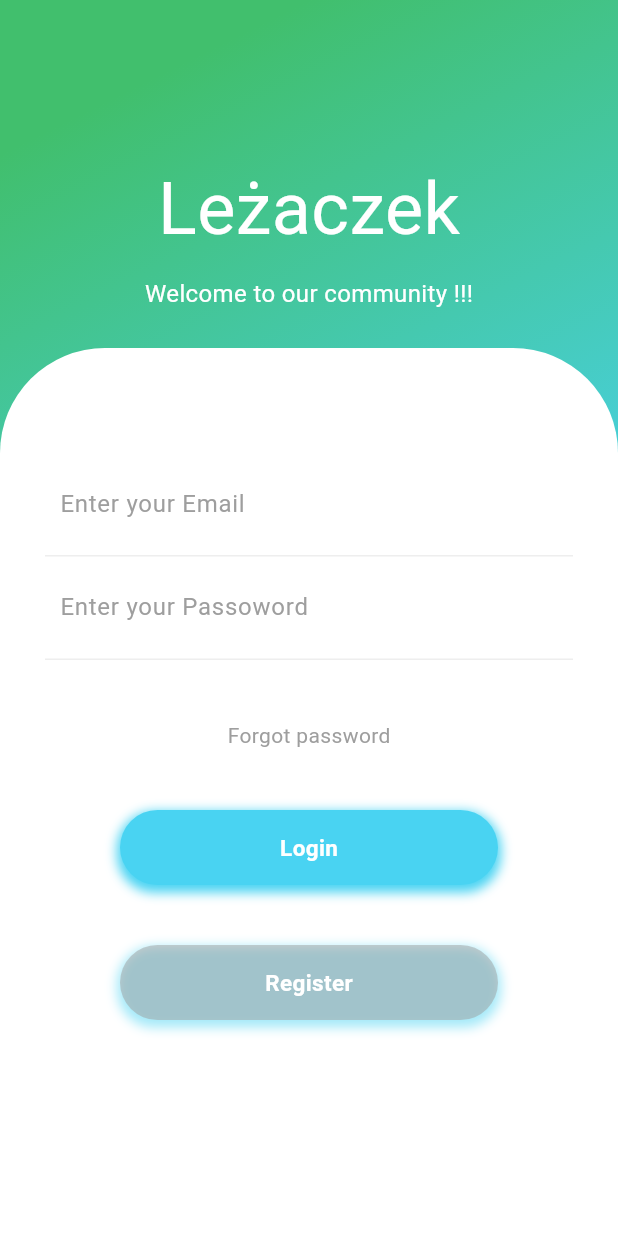
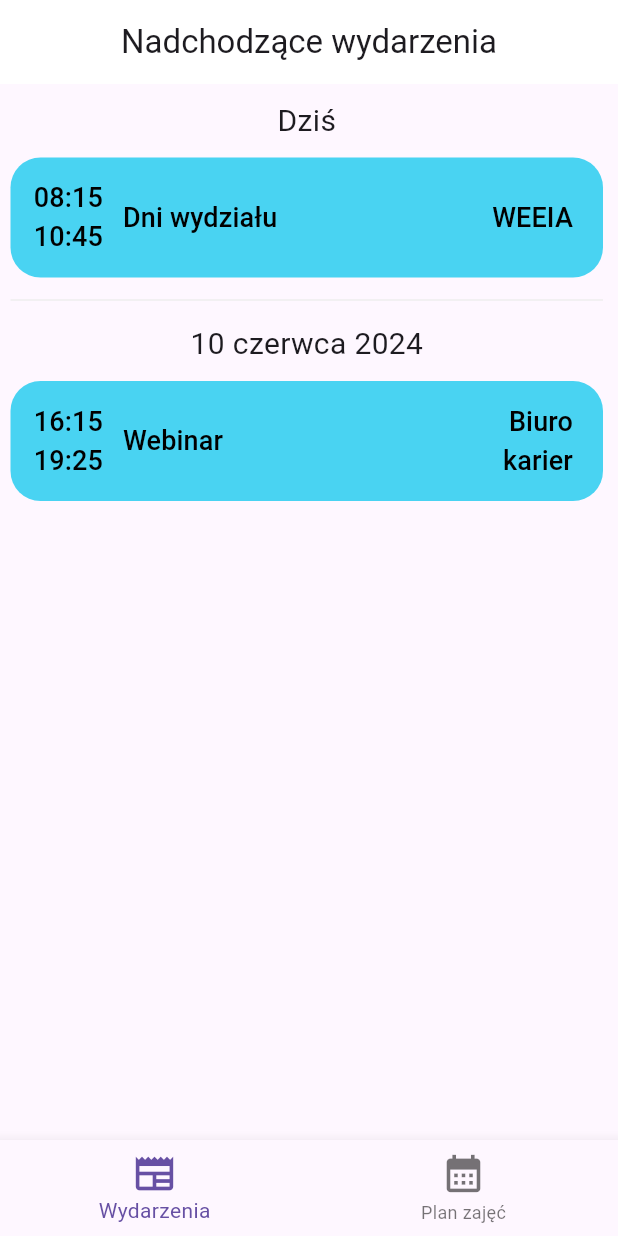
Before and after one commit to karomnii/Lezaczek, a Flutter app: the screen it shows after launch, after a tap on "Login", on a phone screen of 412 x 824 dp. Run offline on Flutter 3.47's test engine with Material 3 defaults, Android fonts, the phone set to English and light mode, and no system bars.

Commit message:
Incoming events feature with its buttons and descriptions, clickable bottom navigation bar

```diff
--- a/frontend/lib/Button.dart
+++ b/frontend/lib/Button.dart
@@ -1,38 +1,29 @@
 import 'package:flutter/material.dart';
-
+import 'incoming_events.dart';
 class Button extends StatelessWidget {
   @override
   Widget build(BuildContext context) {
-    return InkWell(
-      onTap: () {
-        // Tutaj możesz umieścić kod obsługujący kliknięcie przycisku
-        print("Button clicked!");
+    return
+      TextButton(
+        onPressed: () {
+          Navigator.of(context).push(
+              MaterialPageRoute(builder: (context) => IncomingEvents())
+          );
         },
-      child: Container(
-        height: 50,
-        margin: EdgeInsets.symmetric(horizontal: 50),
-        decoration: BoxDecoration(
-          color: Color.fromRGBO(73, 211, 242, 1),
-          borderRadius: BorderRadius.circular(25),
-          boxShadow: [
-            BoxShadow(
-              color: Color.fromRGBO(73, 211, 242, 1),
-              spreadRadius: 2,
-              blurRadius: 6,
-              offset: Offset(0, 3), // changes position of shadow
-            ),
-          ],
-        ),
-        child: Center(
         child: Text(
-            "Login",
+          'Login',
           style: TextStyle(
             color: Colors.white,
             fontSize: 15,
             fontWeight: FontWeight.bold,
           ),
         ),
+      style: TextButton.styleFrom(
+        backgroundColor: Colors.cyan[500],
+        shape: RoundedRectangleBorder(
+          borderRadius: BorderRadius.circular(10),
         ),
+        padding: EdgeInsets.symmetric(vertical: 10, horizontal: 80)
       ),
     );
   }
--- a/frontend/lib/Header.dart
+++ b/frontend/lib/Header.dart
@@ -4,7 +4,7 @@ class Header extends StatelessWidget {
   @override
   Widget build(BuildContext context) {
     return Padding(
-      padding: EdgeInsets.all(25),
+      padding: EdgeInsets.all(20),
       child: Column(
         crossAxisAlignment: CrossAxisAlignment.start,
         children: <Widget>[
@@ -13,7 +13,7 @@ class Header extends StatelessWidget {
               "Leżaczek",
               style: TextStyle(
                 color: Colors.white,
-                fontSize: 48,
+                fontSize: 45,
               ),
             ),
           ),
@@ -23,7 +23,7 @@ class Header extends StatelessWidget {
           Center(
             child: Text(
               "Welcome to our community !!!",
-              style: TextStyle(color: Colors.white, fontSize: 16),
+              style: TextStyle(color: Colors.white, fontSize: 18),
             ),
           )
         ],
--- a/frontend/lib/InputWrapper.dart
+++ b/frontend/lib/InputWrapper.dart
@@ -1,8 +1,7 @@
 import 'package:flutter/material.dart';
 
 import 'Button.dart';
-import 'Button2.dart';
-import 'InputField.dart';
+import '../InputField.dart';
 
 class InputWrapper extends StatelessWidget {
   @override
@@ -25,8 +24,6 @@ class InputWrapper extends StatelessWidget {
           ),
           SizedBox(height: 40,),
           Button(),
-          SizedBox(height: 40,),
-          Button2(),
         ],
       ),
     );
--- a/frontend/lib/LoginPage.dart
+++ b/frontend/lib/LoginPage.dart
@@ -23,8 +23,8 @@ class LoginPage extends StatelessWidget {
               decoration: BoxDecoration(
                   color: Colors.white,
                   borderRadius: BorderRadius.only(
-                    topLeft: Radius.circular(70),
-                    topRight: Radius.circular(70),
+                    topLeft: Radius.circular(100),
+                    topRight: Radius.circular(100),
                   )),
               child: InputWrapper(),
             ))
--- /dev/null
+++ b/frontend/lib/incoming_events.dart
@@ -0,0 +1,231 @@
+import 'package:flutter/material.dart';
+import 'event_page1.dart';
+import 'event_page2.dart';
+import 'calendar.dart';
+
+class IncomingEvents extends StatefulWidget {
+  const IncomingEvents({super.key});
+
+  @override
+  State<IncomingEvents> createState() => _IncomingEventsState();
+}
+
+class _IncomingEventsState extends State<IncomingEvents> {
+  int nextIndex = 0;
+  @override
+  Widget build(BuildContext context) {
+    return Scaffold(
+      appBar: AppBar(
+        automaticallyImplyLeading: false,
+        title: const Text(
+          'Nadchodzące wydarzenia',
+        ),
+        centerTitle: true,
+        scrolledUnderElevation: 0.0,
+        backgroundColor: Colors.white,
+      ),
+      body:
+        Expanded(
+          child: Padding(
+            padding: EdgeInsets.only(right: 3),
+            child: Scrollbar(
+              thumbVisibility: true,
+              thickness: 3,
+              radius: const Radius.circular(10),
+              child: SingleChildScrollView(
+                physics: BouncingScrollPhysics(),
+                child: Padding(
+                  padding: EdgeInsets.fromLTRB(7, 0, 7, 10),
+                  child: Column(
+                    crossAxisAlignment: CrossAxisAlignment.stretch,
+                    children: [
+                      Container(
+                        alignment: Alignment.center,
+                        padding: const EdgeInsets.symmetric(vertical: 10.0, horizontal: 0.0),
+                        child: const Text(
+                          'Dziś',
+                          style: TextStyle(fontSize: 20),
+                        ),
+                      ),
+                      Container(
+                          child: TextButton(
+                              onPressed: () {
+                                Navigator.of(context).push(
+                                  MaterialPageRoute(builder: (context) => EventPage1())
+                                );
+                              },
+                              style: TextButton.styleFrom(
+                                  shape: RoundedRectangleBorder(
+                                    borderRadius: BorderRadius.circular(20),
+                                  ),
+                                  backgroundColor: const Color(0xff49D3F2),
+                                  minimumSize: const Size(0, 80)
+                              ),
+                              child: const Row(
+                                mainAxisAlignment: MainAxisAlignment.spaceAround,
+                                children: [
+                                  Expanded(
+                                    flex: 1,
+                                    child: Column(
+                                      children: [
+                                        Text(
+                                          '08:15',
+                                          style: TextStyle(
+                                            fontSize: 18,
+                                            color: Colors.black,
+                                          ),
+                                        ),
+                                        Text(
+                                          '10:45',
+                                          style: TextStyle(
+                                            fontSize: 18,
+                                            color: Colors.black,
+                                          ),
+                                        ),
+                                      ],
+                                    ),
+                                  ),
+                                  Expanded(
+                                      flex: 4,
+                                      child: Padding(
+                                        padding: EdgeInsets.all(10),
+                                        child: Text(
+                                          'Dni wydziału',
+                                          style: TextStyle(
+                                            fontSize: 18,
+                                            color: Colors.black,
+                                          ),
+                                        ),
+                                      )
+                                  ),
+                                  Expanded(
+                                      flex: 2,
+                                      child: Padding(
+                                        padding: EdgeInsets.symmetric(horizontal: 8),
+                                        child: Text(
+                                          'WEEIA',
+                                          style: TextStyle(
+                                            fontSize: 18,
+                                            color: Colors.black,
+                                          ),
+                                          textAlign: TextAlign.right,
+                                        ),
+                                      )
+                                  )
+                                ],
+                              ))),
+                      Divider(
+                        color: Colors.grey[200],
+                        height: 30,
+                      ),
+                      Container(
+                        alignment: Alignment.center,
+                        padding: const EdgeInsets.only(bottom: 10),
+                        child: const Text(
+                          '10 czerwca 2024',
+                          style: TextStyle(fontSize: 20),
+                        ),
+                      ),
+                      Container(
+                          child: TextButton(
+                              onPressed: () {
+                                Navigator.of(context).push(
+                                    MaterialPageRoute(builder: (context) => EventPage2())
+                                );
+                              },
+                              style: TextButton.styleFrom(
+                                  shape: RoundedRectangleBorder(
+                                    borderRadius: BorderRadius.circular(20),
+                                  ),
+                                  backgroundColor: const Color(0xff49D3F2),
+                                  minimumSize: const Size(0, 80)
+                              ),
+                              child: const Row(
+                                mainAxisAlignment: MainAxisAlignment.spaceAround,
+                                children: [
+                                  Expanded(
+                                    flex: 1,
+                                    child: Column(
+                                      children: [
+                                        Text(
+                                          '16:15',
+                                          style: TextStyle(
+                                            fontSize: 18,
+                                            color: Colors.black,
+                                          ),
+                                        ),
+                                        Text(
+                                          '19:25',
+                                          style: TextStyle(
+                                            fontSize: 18,
+                                            color: Colors.black,
+                                          ),
+                                        ),
+                                      ],
+                                    ),
+                                  ),
+                                  Expanded(
+                                      flex: 4,
+                                      child: Padding(
+                                        padding: EdgeInsets.all(10),
+                                        child: Text(
+                                          'Webinar',
+                                          style: TextStyle(
+                                            fontSize: 18,
+                                            color: Colors.black,
+                                          ),
+                                        ),
+                                      )
+                                  ),
+                                  Expanded(
+                                      flex: 2,
+                                      child: Padding(
+                                        padding: EdgeInsets.symmetric(horizontal: 8),
+                                        child: Text(
+                                          'Biuro karier',
+                                          style: TextStyle(
+                                            fontSize: 18,
+                                            color: Colors.black,
+                                          ),
+                                          textAlign: TextAlign.right,
+                                        ),
+                                      )
+                                  )
+                                ],
+                              )
+                          )
+                      ),
+                    ],
+                  ),
+                )
+              ),
+            ),
+          )
+        ),
+      bottomNavigationBar: BottomNavigationBar(
+        onTap: (index){
+          setState(() {
+            nextIndex = index;
+          });
+        },
+        currentIndex: nextIndex,
+        items: const [
+          BottomNavigationBarItem(
+              icon: Icon(
+                Icons.newspaper,
+                size: 30,
+              ),
+              label: 'Wydarzenia'
+          ),
+          BottomNavigationBarItem(
+              icon: Icon(
+                Icons.calendar_month,
+                size: 30,
+              ),
+              label: 'Plan zajęć'
+          )
+        ],
+      ),
+    );
+  }
+}
```
Also changed, not shown: frontend/lib/calendar.dart (added, +37 -0 lines), frontend/lib/event_page1.dart (added, +146 -0 lines), frontend/lib/event_page2.dart (added, +146 -0 lines), frontend/lib/main.dart (+5 -5 lines), frontend/pubspec.lock. Lines whose indentation alone changed are shown as unchanged.
